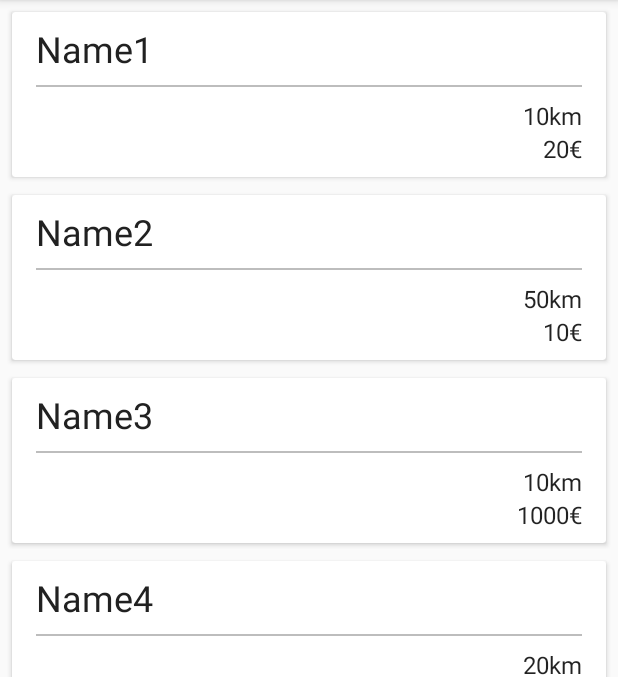
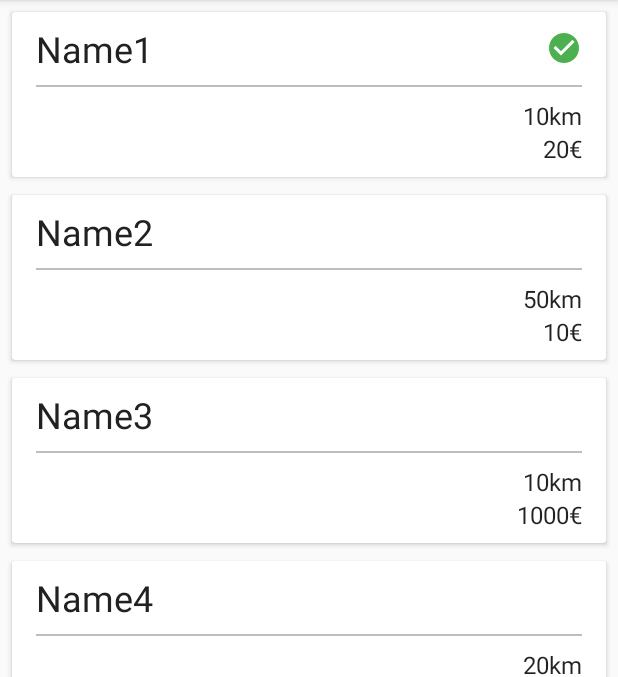
Before and after one commit to MatejVukosav/sw-shakeMyTours-android, an Android app: the screen it shows after launch (HomeActivity), in the options menu, after a tap on "Settings", on a phone screen of 412 x 824 dp, the part 84-761 px from its top. Run offline under Robolectric (Android 15) with nearby library versions, the phone set to English and light mode, and no system bars; our stand-ins replace ButterKnife, Timber; libraries missing offline, so code that uses them is left out: com.squareup.leakcanary, hugo.weaving; pictures from the network do not load; 4 statements that could not run were skipped.

Commit message:
add keep element check button

```diff
--- a/app/src/main/java/com/codetroopers/shakemytours/core/entities/Travel.java
+++ b/app/src/main/java/com/codetroopers/shakemytours/core/entities/Travel.java
@@ -5,6 +5,7 @@ public class Travel {
     public String name;
     public String distance;
     public String tarif;
+    public boolean selected;
 
 
     public Travel() {
--- a/app/src/main/java/com/codetroopers/shakemytours/ui/activity/HomeActivity.java
+++ b/app/src/main/java/com/codetroopers/shakemytours/ui/activity/HomeActivity.java
@@ -3,6 +3,9 @@ package com.codetroopers.shakemytours.ui.activity;
 import android.content.Context;
 import android.content.res.Configuration;
 import android.graphics.Color;
+import android.graphics.ColorFilter;
+import android.graphics.PorterDuff;
+import android.graphics.PorterDuffColorFilter;
 import android.hardware.Sensor;
 import android.hardware.SensorManager;
 import android.os.Build;
@@ -19,6 +22,7 @@ import android.view.Menu;
 import android.view.MenuItem;
 import android.view.View;
 import android.view.ViewGroup;
+import android.widget.ImageButton;
 import android.widget.TextView;
 import android.widget.Toast;
 
@@ -264,6 +268,8 @@ public class HomeActivity extends BaseActionBarActivity implements DrawerAdapter
         TextView mTravelDistance;
         @Bind(R.id.travel_list_item_tarif)
         TextView mTravelTarif;
+        @Bind(R.id.real_time_fragement_list_item_menu_button)
+        ImageButton mMenuButton;
 
         public TravelViewHolder(View itemView) {
             super(itemView);
@@ -271,6 +277,21 @@ public class HomeActivity extends BaseActionBarActivity implements DrawerAdapter
             mView = itemView;
 
             mCardView.setOnClickListener(this);
+
+            mMenuButton.setOnClickListener(new View.OnClickListener() {
+                @Override
+                public void onClick(View v) {
+                    Travel currentItem = mTravelsDatas.get(getAdapterPosition());
+                    if (currentItem.selected) {
+                        currentItem.selected = false;
+                        mMenuButton.setColorFilter(null);
+                    } else {
+                        currentItem.selected = true;
+                        int color = getResources().getColor(R.color.colorPrimary);
+                        mMenuButton.setColorFilter(new PorterDuffColorFilter(color, PorterDuff.Mode.MULTIPLY));
+                    }
+                }
+            });
         }
 
 
@@ -296,5 +317,7 @@ public class HomeActivity extends BaseActionBarActivity implements DrawerAdapter
         public void onClick(View v) {
             startActivity(TravelDetailActivity.newIntent(HomeActivity.this));
         }
+
+
     }
 }
--- a/app/src/main/res/layout/travel_list_item.xml
+++ b/app/src/main/res/layout/travel_list_item.xml
@@ -45,6 +45,17 @@
                     tools:text="Destination" />
 
 
+                <ImageButton
+                    android:id="@+id/real_time_fragement_list_item_menu_button"
+                    android:layout_width="wrap_content"
+                    android:layout_height="wrap_content"
+                    android:background="@android:color/transparent"
+                    android:paddingBottom="2dp"
+                    android:paddingLeft="10dp"
+                    android:paddingRight="0dp"
+                    android:paddingTop="2dp"
+                    android:src="@drawable/ic_check_circle" />
+
             </LinearLayout>
 
             <View
@@ -68,7 +79,7 @@
                     android:layout_height="wrap_content"
                     android:layout_weight="1"
                     android:textAppearance="?attr/textAppearanceListItem"
-                    tools:text="LineDirection" />
+                    tools:text="nooooooooooooooooooooooooooooooooooooooooooooooooooo" />
 
 
                 <LinearLayout
@@ -82,14 +93,14 @@
                         android:layout_width="wrap_content"
                         android:layout_height="wrap_content"
                         android:textAppearance="?attr/textAppearanceListItem"
-                        tools:text="1min" />
+                        tools:text="120 km" />
 
                     <TextView
                         android:id="@+id/travel_list_item_tarif"
                         android:layout_width="wrap_content"
                         android:layout_height="wrap_content"
                         android:textAppearance="?attr/textAppearanceListItem"
-                        tools:text="10min" />
+                        tools:text="10€" />
                 </LinearLayout>
             </LinearLayout>
         </LinearLayout>
```
Also changed, not shown: app/src/main/res/drawable-hdpi/ic_check_circle.png (added), app/src/main/res/drawable-mdpi/ic_check_circle.png (added), app/src/main/res/drawable-xhdpi/ic_check_circle.png (added), app/src/main/res/drawable-xxhdpi/ic_check_circle.png (added), app/src/main/res/drawable-xxxhdpi/ic_check_circle.png (added).
